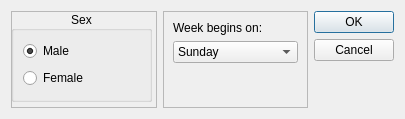
Before: the Qt Designer form src/user_settings.ui in minorsecond/BuzzBot, drawn with Qt 5.
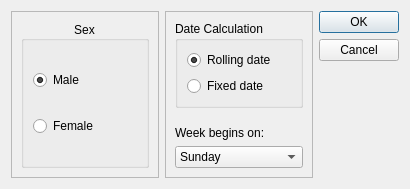
After: the same form once the commit is applied.

Commit message: Add date calculation radio buttons to user settings

What changed in the file:
```diff
--- a/src/user_settings.ui
+++ b/src/user_settings.ui
@@ -6,8 +6,8 @@
    <rect>
     <x>0</x>
     <y>0</y>
-    <width>405</width>
-    <height>119</height>
+    <width>410</width>
+    <height>189</height>
    </rect>
   </property>
   <property name="windowTitle">
@@ -36,7 +36,33 @@
       <enum>QFrame::Raised</enum>
      </property>
      <layout class="QGridLayout" name="gridLayout_3">
+      <item row="0" column="0">
+       <widget class="QGroupBox" name="dateCalculationGroup">
+        <property name="title">
+         <string>Date Calculation</string>
+        </property>
+        <layout class="QGridLayout" name="gridLayout">
+         <item row="0" column="0">
+          <widget class="QRadioButton" name="rollingDateRadioButton">
+           <property name="text">
+            <string>Rolling date</string>
+           </property>
+           <property name="checked">
+            <bool>true</bool>
+           </property>
+          </widget>
+         </item>
       <item row="1" column="0">
+          <widget class="QRadioButton" name="fixedDateRadioButton">
+           <property name="text">
+            <string>Fixed date</string>
+           </property>
+          </widget>
+         </item>
+        </layout>
+       </widget>
+      </item>
+      <item row="3" column="0">
        <widget class="QComboBox" name="weekdayStartInput">
         <item>
          <property name="text">
@@ -75,15 +101,15 @@
         </item>
        </widget>
       </item>
-      <item row="0" column="0">
+      <item row="2" column="0">
        <widget class="QLabel" name="weekdayStartLabel">
         <property name="text">
          <string>Week begins on:</string>
         </property>
        </widget>
       </item>
-      <item row="2" column="0">
-       <spacer name="verticalSpacer">
+      <item row="1" column="0">
+       <spacer name="verticalSpacer_2">
         <property name="orientation">
          <enum>Qt::Vertical</enum>
         </property>
@@ -106,15 +132,9 @@
      <property name="frameShadow">
       <enum>QFrame::Raised</enum>
      </property>
+     <layout class="QGridLayout" name="gridLayout_5">
+      <item row="0" column="0">
      <widget class="QGroupBox" name="sexGroup">
-      <property name="geometry">
-       <rect>
-        <x>0</x>
-        <y>0</y>
-        <width>141</width>
-        <height>91</height>
-       </rect>
-      </property>
       <property name="title">
        <string>Sex</string>
       </property>
@@ -144,6 +164,8 @@
        </item>
       </layout>
      </widget>
+      </item>
+     </layout>
     </widget>
    </item>
   </layout>
```
Left out of the diff: 20 changed lines with no effect on the pictures. Lines whose indentation alone changed are shown as unchanged. The commit also changes 2 other files.
